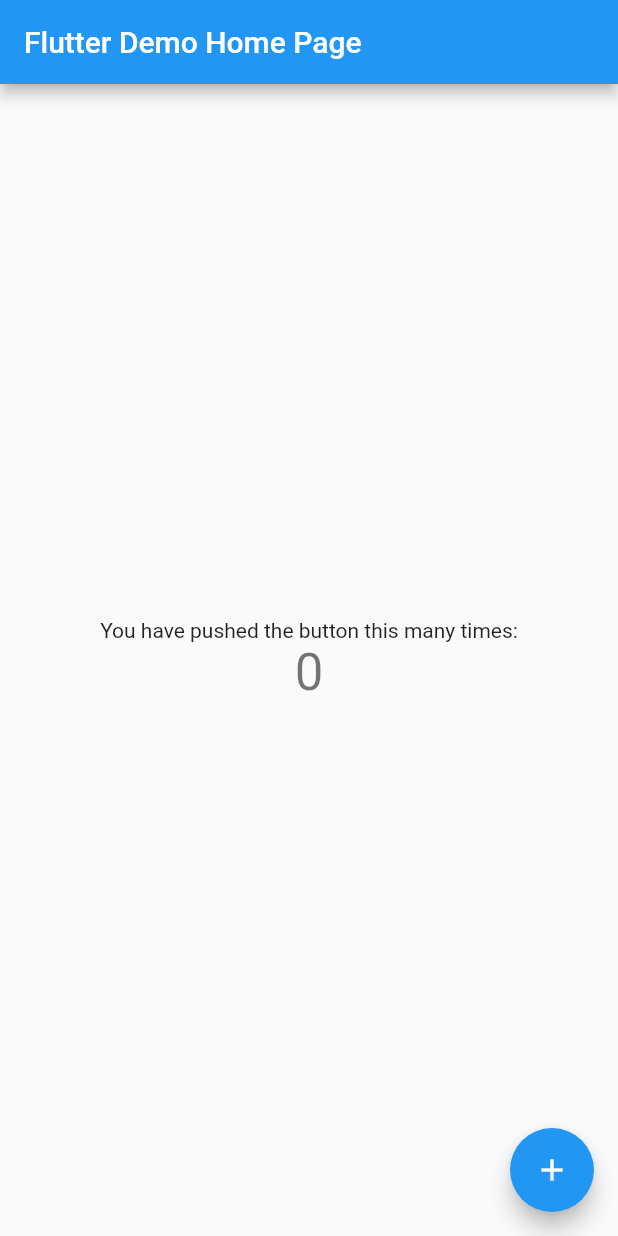
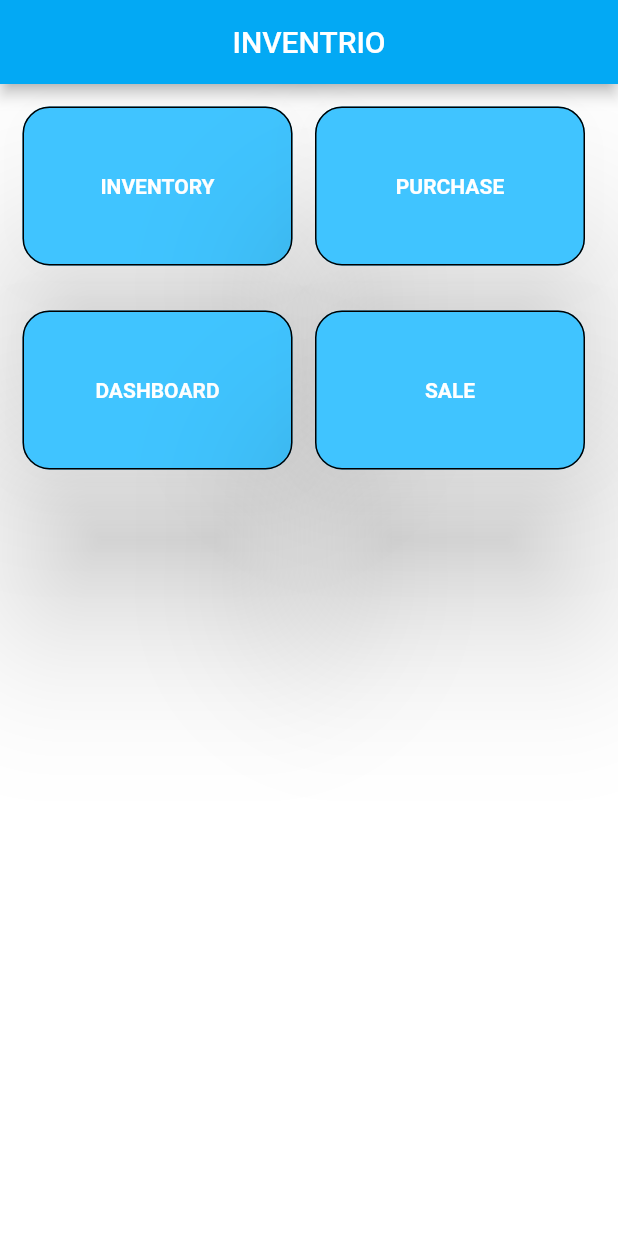
Before and after one commit to satwikchinna/inventrio, a Flutter app: the screen it shows after launch, on a phone screen of 412 x 824 dp. Run offline on Flutter 3.47's test engine with Material 2 defaults, Android fonts, the phone set to English and light mode, and no system bars.

Commit message:
Added screens for navigation and developed ui

```diff
--- a/lib/main.dart
+++ b/lib/main.dart
@@ -1,111 +1,34 @@
 import 'package:flutter/material.dart';
+import './widgets/home.dart';
 
-void main() => runApp(MyApp());
+void main(){
+  runApp(
+    myApp()
 
-class MyApp extends StatelessWidget {
-  // This widget is the root of your application.
+  );
+}
+
+class myApp extends StatelessWidget{
   @override
   Widget build(BuildContext context) {
-    return MaterialApp(
-      title: 'Flutter Demo',
+
+    return( MaterialApp(
+      title:"INVENTRIO",
       theme: ThemeData(
-        // This is the theme of your application.
-        //
-        // Try running your application with "flutter run". You'll see the
-        // application has a blue toolbar. Then, without quitting the app, try
-        // changing the primarySwatch below to Colors.green and then invoke
-        // "hot reload" (press "r" in the console where you ran "flutter run",
-        // or simply save your changes to "hot reload" in a Flutter IDE).
-        // Notice that the counter didn't reset back to zero; the application
-        // is not restarted.
-        primarySwatch: Colors.blue,
-      ),
-      home: MyHomePage(title: 'Flutter Demo Home Page'),
-    );
-  }
-}
 
-class MyHomePage extends StatefulWidget {
-  MyHomePage({Key key, this.title}) : super(key: key);
+       buttonTheme: ButtonThemeData(
+          height: 106,
+          minWidth: 180,
+       )),
+      debugShowCheckedModeBanner: false,
+      home:Scaffold(
+        appBar:AppBar(
+          title:Center( child:Text("INVENTRIO")),
+          backgroundColor: Colors.lightBlue,
+        ),
 
-  // This widget is the home page of your application. It is stateful, meaning
-  // that it has a State object (defined below) that contains fields that affect
-  // how it looks.
-
-  // This class is the configuration for the state. It holds the values (in this
-  // case the title) provided by the parent (in this case the App widget) and
-  // used by the build method of the State. Fields in a Widget subclass are
-  // always marked "final".
-
-  final String title;
-
-  @override
-  _MyHomePageState createState() => _MyHomePageState();
-}
-
-class _MyHomePageState extends State<MyHomePage> {
-  int _counter = 0;
-
-  void _incrementCounter() {
-    setState(() {
-      // This call to setState tells the Flutter framework that something has
-      // changed in this State, which causes it to rerun the build method below
-      // so that the display can reflect the updated values. If we changed
-      // _counter without calling setState(), then the build method would not be
-      // called again, and so nothing would appear to happen.
-      _counter++;
-    });
+       body: Home()
+    )));
   }
 
-  @override
-  Widget build(BuildContext context) {
-    // This method is rerun every time setState is called, for instance as done
-    // by the _incrementCounter method above.
-    //
-    // The Flutter framework has been optimized to make rerunning build methods
-    // fast, so that you can just rebuild anything that needs updating rather
-    // than having to individually change instances of widgets.
-    return Scaffold(
-      appBar: AppBar(
-        // Here we take the value from the MyHomePage object that was created by
-        // the App.build method, and use it to set our appbar title.
-        title: Text(widget.title),
-      ),
-      body: Center(
-        // Center is a layout widget. It takes a single child and positions it
-        // in the middle of the parent.
-        child: Column(
-          // Column is also a layout widget. It takes a list of children and
-          // arranges them vertically. By default, it sizes itself to fit its
-          // children horizontally, and tries to be as tall as its parent.
-          //
-          // Invoke "debug painting" (press "p" in the console, choose the
-          // "Toggle Debug Paint" action from the Flutter Inspector in Android
-          // Studio, or the "Toggle Debug Paint" command in Visual Studio Code)
-          // to see the wireframe for each widget.
-          //
-          // Column has various properties to control how it sizes itself and
-          // how it positions its children. Here we use mainAxisAlignment to
-          // center the children vertically; the main axis here is the vertical
-          // axis because Columns are vertical (the cross axis would be
-          // horizontal).
-          mainAxisAlignment: MainAxisAlignment.center,
-          children: <Widget>[
-            Text(
-              'You have pushed the button this many times:',
-            ),
-            Text(
-              '$_counter',
-              style: Theme.of(context).textTheme.display1,
-            ),
-          ],
-        ),
-      ),
-      floatingActionButton: FloatingActionButton(
-        onPressed: _incrementCounter,
-        tooltip: 'Increment',
-        child: Icon(Icons.add),
-      ), // This trailing comma makes auto-formatting nicer for build methods.
-    );
-  }
 }
--- /dev/null
+++ b/lib/widgets/dashboard.dart
@@ -0,0 +1,9 @@
+import 'package:flutter/material.dart';
+class Dashboard extends StatelessWidget{
+  @override
+  Widget build(BuildContext context) {
+
+    return null;
+  }
+
+}
--- /dev/null
+++ b/lib/widgets/home.dart
@@ -0,0 +1,122 @@
+import 'package:flutter/material.dart';
+import '../widgets/purchase.dart';
+import '../widgets/sale.dart';
+import '../widgets/inventory.dart';
+import '../widgets/dashboard.dart';
+
+
+class Home extends StatelessWidget {
+  // This widget is the root of your application.
+
+  @override
+  Widget build(BuildContext context) {
+    return (Material(
+        color: Colors.white,
+        child: Container(
+            alignment: Alignment.center,
+            child: Center(
+              child: Column(
+                children: <Widget>[
+                  Container(
+                      padding: EdgeInsets.all(15),
+                      child: Row(
+                        children: <Widget>[
+                          RaisedButton(
+                            onPressed: () {
+                              Navigator.push(
+                                context,
+                                MaterialPageRoute(
+                                    builder: (context) => Inventory()),
+                              );
+                            },
+                            child: Text("INVENTORY",
+                                style: TextStyle(
+                                    color: Colors.white,
+                                    fontWeight: FontWeight.bold)),
+                            color: Colors.lightBlueAccent,
+                            disabledColor: Colors.red,
+
+                            padding: const EdgeInsets.all(10.0),
+                            shape: RoundedRectangleBorder(
+                                borderRadius: new BorderRadius.circular(18.0),
+                                side: BorderSide(color: Colors.black)),
+                            elevation: 50,
+                          ),
+                          SizedBox(width: 15),
+                          RaisedButton(
+                            onPressed:() {
+                              Navigator.push(
+                                context,
+                                MaterialPageRoute(
+                                    builder: (context) => Purchase()),
+                              );
+                            },
+                            child: Text("PURCHASE",
+                                style: TextStyle(
+                                    color: Colors.white,
+                                    fontWeight: FontWeight.bold)),
+                            color: Colors.lightBlueAccent,
+                            disabledColor: Colors.red,
+
+                            padding: const EdgeInsets.all(10.0),
+                            shape: RoundedRectangleBorder(
+                                borderRadius: new BorderRadius.circular(18.0),
+                                side: BorderSide(color: Colors.black)),
+                            elevation: 50,
+                          ),
+                        ],
+                      )),
+                  Container(
+                      padding: EdgeInsets.all(15),
+                      child: Row(
+                        children: <Widget>[
+                          RaisedButton(
+                            onPressed:() {
+                              Navigator.push(
+                                context,
+                                MaterialPageRoute(
+                                    builder: (context) => Dashboard()),
+                              );
+                            },
+                            child: Text("DASHBOARD",
+                                style: TextStyle(
+                                    color: Colors.white,
+                                    fontWeight: FontWeight.bold)),
+                            color: Colors.lightBlueAccent,
+                            disabledColor: Colors.lightBlueAccent,
+
+                            padding: const EdgeInsets.all(10.0),
+                            shape: RoundedRectangleBorder(
+                                borderRadius: new BorderRadius.circular(18.0),
+                                side: BorderSide(color: Colors.black)),
+                            elevation: 50,
+                          ),
+                          SizedBox(width: 15),
+                          RaisedButton(
+                            onPressed: ()  {
+                              Navigator.push(
+                                context,
+                                MaterialPageRoute(
+                                    builder: (context) => Sale()),
+                              );
+                            },
+                            child: Text("SALE",
+                                style: TextStyle(
+                                    color: Colors.white,
+                                    fontWeight: FontWeight.bold)),
+                            color: Colors.lightBlueAccent,
+                            disabledColor: Colors.red,
+
+                            padding: const EdgeInsets.all(10.0),
+                            shape: RoundedRectangleBorder(
+                                borderRadius: new BorderRadius.circular(18.0),
+                                side: BorderSide(color: Colors.black)),
+                            elevation: 50,
+                          ),
+                        ],
+                      ))
+                ],
+              ),
+            ))));
+  }
+}
```
Also changed, not shown: lib/widgets/inventory.dart (added, +46 -0 lines), lib/widgets/purchase.dart (added, +46 -0 lines), lib/widgets/sale.dart (added, +47 -0 lines).
